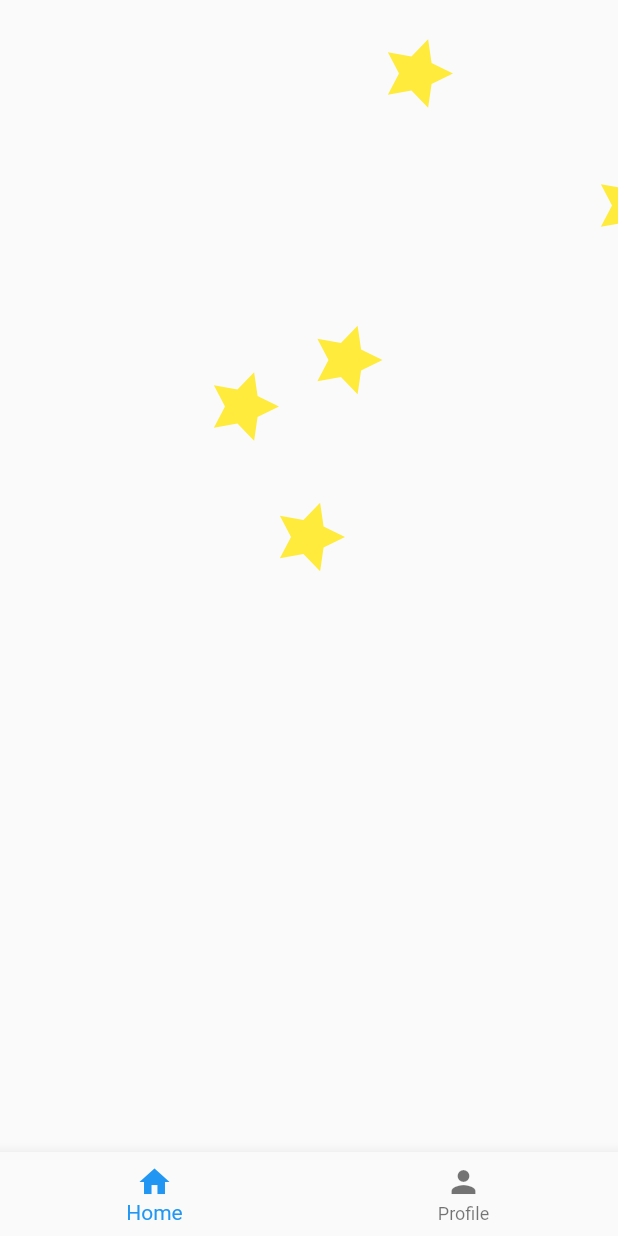
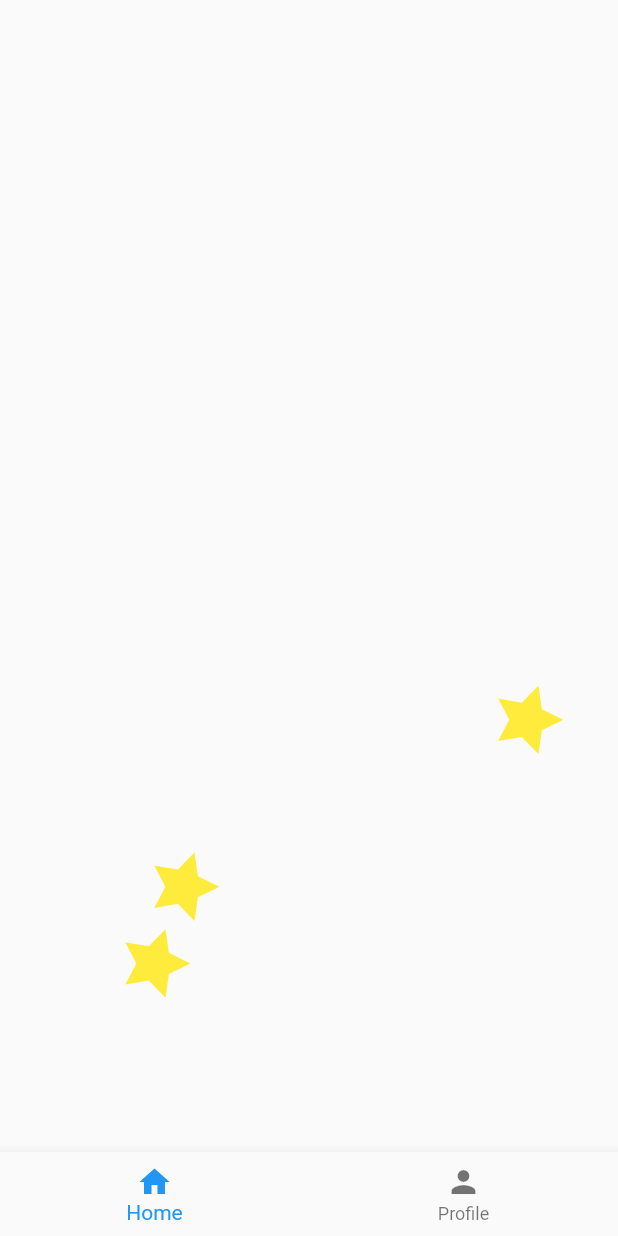
Before and after one commit to sergioguachalla/flutter-path-game, a Flutter app: the screen it shows after launch, on a phone screen of 412 x 824 dp. Run offline on Flutter 3.47's test engine with Material 2 defaults, Android fonts, the phone set to English and light mode, and no system bars.

Commit message:
random stars add

```diff
--- a/lib/painters/star_painter.dart
+++ b/lib/painters/star_painter.dart
@@ -7,8 +7,9 @@ import '../models/star.dart';
 class StarPainter extends CustomPainter {
   final List<Star> stars;
   final Path path;
+  final Offset center;
 
-  StarPainter({required this.stars, required this.path});
+  StarPainter({required this.stars, required this.path, required this.center});
 
   @override
   void paint(Canvas canvas, Size size) {
@@ -17,7 +18,7 @@ class StarPainter extends CustomPainter {
       ..style = PaintingStyle.fill;
 
     final pathPaint = Paint()
-      ..color = Colors.white
+      ..color = Colors.black
       ..style = PaintingStyle.stroke
       ..strokeWidth = 2.0;
 
--- a/lib/screens/home.dart
+++ b/lib/screens/home.dart
@@ -20,12 +20,14 @@ class _HomeState extends State<Home> {
 
   @override
   Widget build(BuildContext context) {
-    stars = generateStars();
+    Size screenSize = MediaQuery.of(context).size;
+    Offset center = Offset(screenSize.width / 2, screenSize.height / 2);
+    stars = generateStarsAroundCenter(center, 5, 150.0);
     return Scaffold(
       body: Row(
         children: [
             CustomPaint(
-              painter: StarPainter(stars: stars, path: path),
+              painter: StarPainter(stars: stars, path: path, center: center),
 
             ),
 
@@ -47,14 +49,20 @@ class _HomeState extends State<Home> {
   }
 
 
-  List<Star> generateStars(){
-    final List<Star> stars = [];
-    Random random = Random();
+  List<Star> generateStarsAroundCenter(Offset center, int numberOfStars, double radiusFromCenter) {
+    List<Star> stars = [];
+    Random rand = Random();
 
-    for (var i = 0; i < 5; i++) {
-      Offset pos = Offset(random.nextInt(500).toDouble(), random.nextInt(500).toDouble());
-      stars.add(Star(position: pos));
+    for (int i = 0; i < numberOfStars; i++) {
+      double randomDX = (rand.nextDouble() * 4 - 1) * radiusFromCenter;
+      double randomDY = (rand.nextDouble() * 3 - 1) * radiusFromCenter;
+
+      double dx = center.dx + randomDX;
+      double dy = center.dy + randomDY;
+
+      stars.add(Star(position: Offset(dx, dy)));
     }
+
     return stars;
   }
 }
```
